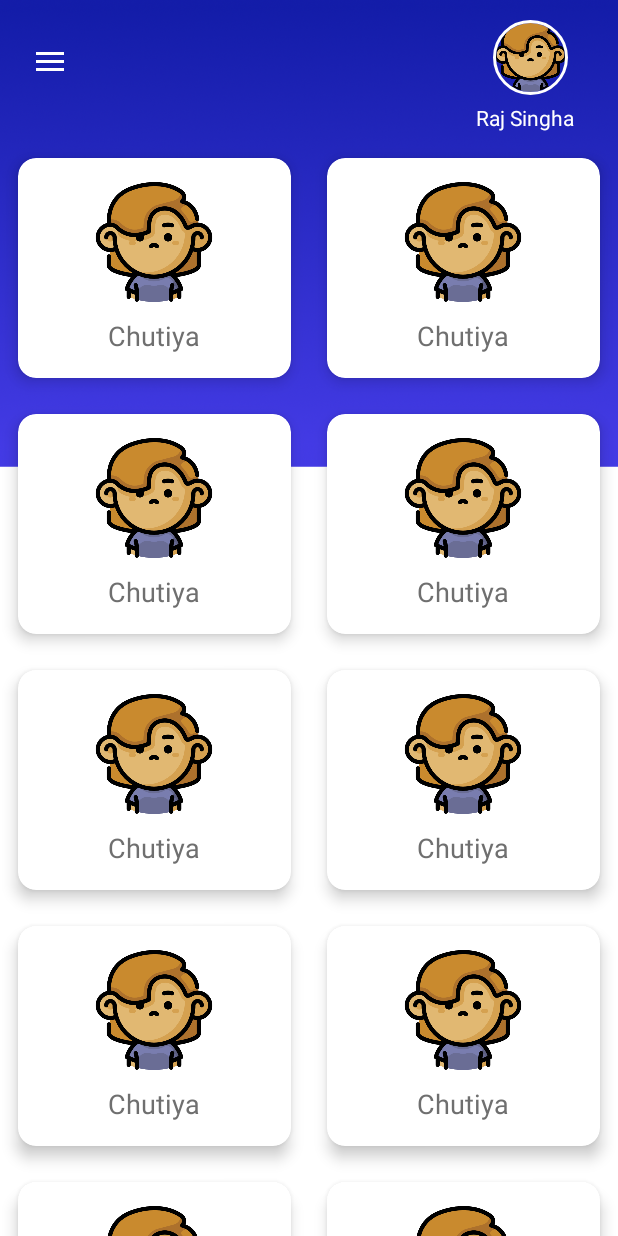
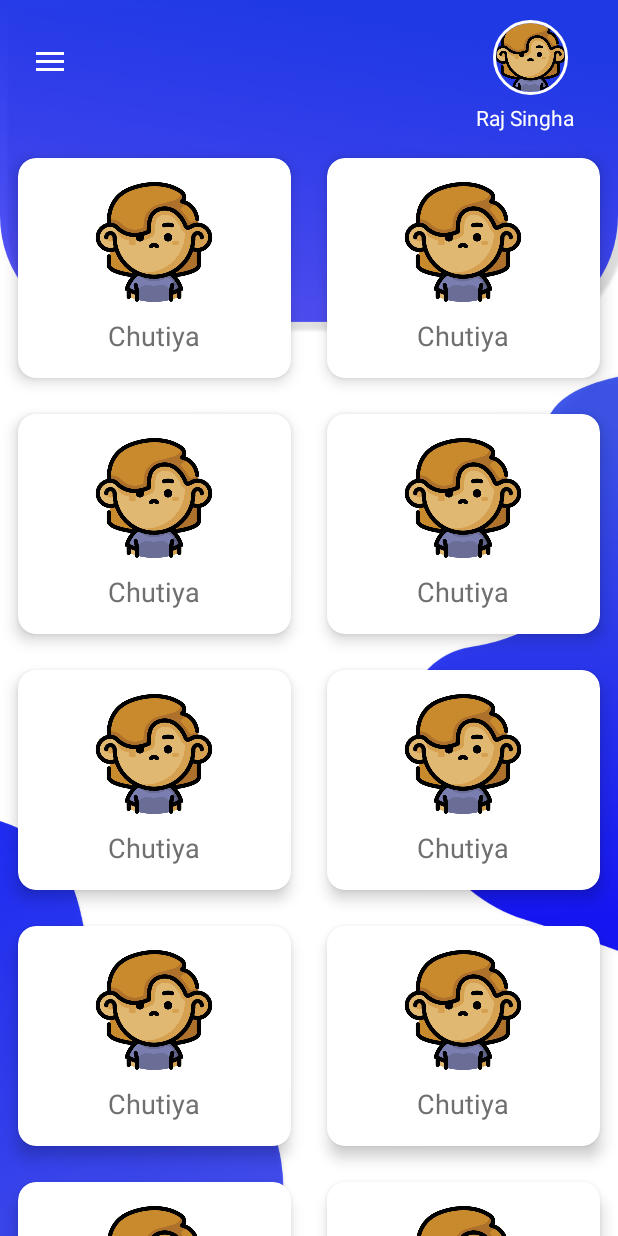
Before and after one commit to rajsingha/L-M-S, an Android app: the screen it shows after launch (DashboardActvity), on a phone screen of 412 x 824 dp. Run offline under Robolectric (Android 15) with nearby library versions, the phone set to English and light mode, and no system bars; our stand-ins replace CircleImageView; Roboto replaces fonts that are not available here.

Commit message:
Initial Commit

```diff
--- a/app/src/main/res/layout/activity_dashboard.xml
+++ b/app/src/main/res/layout/activity_dashboard.xml
@@ -21,7 +21,7 @@
     <LinearLayout
         android:layout_width="match_parent"
         android:orientation="vertical"
-        android:background="@drawable/dashboard_background"
+        android:background="@drawable/custom_blue_curved_bg"
         android:layout_height="match_parent">
 
         <LinearLayout
@@ -37,8 +37,8 @@
             <androidx.appcompat.widget.Toolbar
                 android:id="@+id/dashboard_toolbar"
                 android:layout_width="wrap_content"
+                app:layout_scrollFlags="scroll|enterAlways"
                 android:layout_height="wrap_content"
-
                 android:layout_marginTop="8dp"
                 app:layout_constraintStart_toStartOf="parent"
                 app:layout_constraintTop_toTopOf="parent"
```
Also changed, not shown: app/src/main/res/drawable/custom_blue_curved_bg.png (added).
